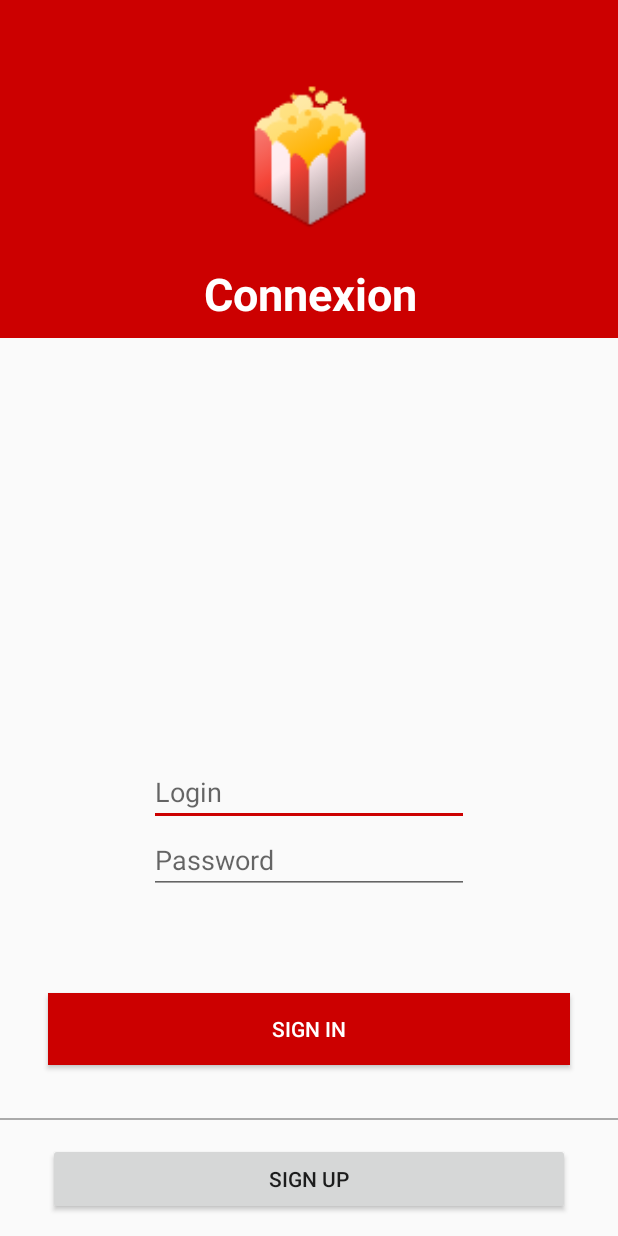
After one commit to antoinechedin/Popcorn-App, an Android app: the layout sign_in_sign_up_activity.xml on its own in the app's theme, with its tools: preview values and no code run, on a phone screen of 412 x 824 dp. The commit adds this screen. Run offline under Robolectric (Android 15) with nearby library versions, the phone set to English and light mode, and no system bars.

Commit message:
last fix plz

```diff
--- /dev/null
+++ b/app/src/main/res/layout/sign_in_sign_up_activity.xml
@@ -0,0 +1,96 @@
+<?xml version="1.0" encoding="utf-8"?>
+<RelativeLayout xmlns:android="http://schemas.android.com/apk/res/android"
+    android:layout_width="match_parent"
+    android:layout_height="match_parent">
+
+    <RelativeLayout
+        android:id="@+id/relativeLayout2"
+        android:layout_width="match_parent"
+        android:layout_height="225dp"
+        android:background="@color/colorPrimary">
+
+        <ImageView
+            android:id="@+id/logoPicture"
+            android:layout_width="100dp"
+            android:layout_height="150dp"
+            android:layout_centerHorizontal="true"
+            android:layout_marginTop="30dp"
+            android:adjustViewBounds="true"
+            android:scaleType="fitCenter"
+            android:src="@drawable/pop" />
+
+        <TextView
+            android:layout_width="match_parent"
+            android:layout_height="wrap_content"
+            android:layout_alignLeft="@+id/logoPicture"
+            android:layout_alignParentTop="true"
+            android:layout_alignStart="@+id/logoPicture"
+            android:layout_marginLeft="-20dp"
+            android:layout_marginStart="-20dp"
+            android:layout_marginTop="175dp"
+            android:text="Connexion"
+            android:textColor="@android:color/white"
+            android:textSize="30sp"
+            android:textStyle="bold" />
+
+    </RelativeLayout>
+
+    <Button
+        android:id="@+id/signUpButton"
+        android:layout_width="match_parent"
+        android:layout_height="wrap_content"
+        android:layout_alignParentBottom="true"
+        android:layout_centerHorizontal="true"
+        android:layout_marginBottom="14dp"
+        android:layout_marginEnd="@dimen/activity_button_margin"
+        android:layout_marginLeft="@dimen/activity_button_margin"
+        android:layout_marginRight="@dimen/activity_button_margin"
+        android:layout_marginStart="@dimen/activity_button_margin"
+        android:text="@string/signUp" />
+
+    <EditText
+        android:id="@+id/loginEditText"
+        android:layout_width="wrap_content"
+        android:layout_height="wrap_content"
+        android:layout_above="@+id/passwordEditText"
+        android:layout_alignLeft="@+id/passwordEditText"
+        android:layout_alignStart="@+id/passwordEditText"
+        android:ems="10"
+        android:hint="@string/login"
+        android:singleLine="true" />
+
+    <View
+        android:id="@+id/signUpSeparator"
+        android:layout_width="match_parent"
+        android:layout_height="1dp"
+        android:layout_above="@id/signUpButton"
+        android:layout_marginBottom="15dp"
+        android:background="@android:color/darker_gray" />
+
+    <Button
+        android:id="@+id/signInButton"
+        android:layout_width="match_parent"
+        android:layout_height="wrap_content"
+        android:layout_above="@+id/signUpSeparator"
+        android:layout_alignEnd="@+id/signUpButton"
+        android:layout_alignLeft="@+id/signUpButton"
+        android:layout_alignRight="@+id/signUpButton"
+        android:layout_alignStart="@+id/signUpButton"
+        android:layout_marginBottom="35dp"
+        android:background="@color/colorPrimary"
+        android:text="@string/singIn"
+        android:textColor="@android:color/white" />
+
+    <EditText
+        android:id="@+id/passwordEditText"
+        android:layout_width="wrap_content"
+        android:layout_height="wrap_content"
+        android:layout_above="@+id/signInButton"
+        android:layout_centerHorizontal="true"
+        android:layout_marginBottom="66dp"
+        android:ems="10"
+        android:hint="@string/password"
+        android:inputType="textPassword"
+        android:singleLine="true" />
+
+</RelativeLayout>
--- a/app/src/main/res/menu/home_menu.xml
+++ b/app/src/main/res/menu/home_menu.xml
@@ -15,10 +15,4 @@
         android:title=""
         app:showAsAction="ifRoom" />
 
-    <item
-        android:id="@+id/action_profile"
-        android:icon="@drawable/ic_account_circle_white_24dp"
-        android:title=""
-        app:showAsAction="ifRoom" />
-
 </menu>
--- a/app/src/main/res/values/strings.xml
+++ b/app/src/main/res/values/strings.xml
@@ -17,4 +17,5 @@
     <string name="directors_recommendations">Recommandations par réalisateurs</string>
     <string name="genres_recommendations">Recommandations par genres</string>
     <string name="seeMore">Voir plus</string>
+    <string name="email">Login</string>
 </resources>
```
Also changed, not shown: app/src/main/java/crystalgems/popcorn/queriesManagement/JSONAsyncTaskNew.java (deleted, +0 -73 lines).
